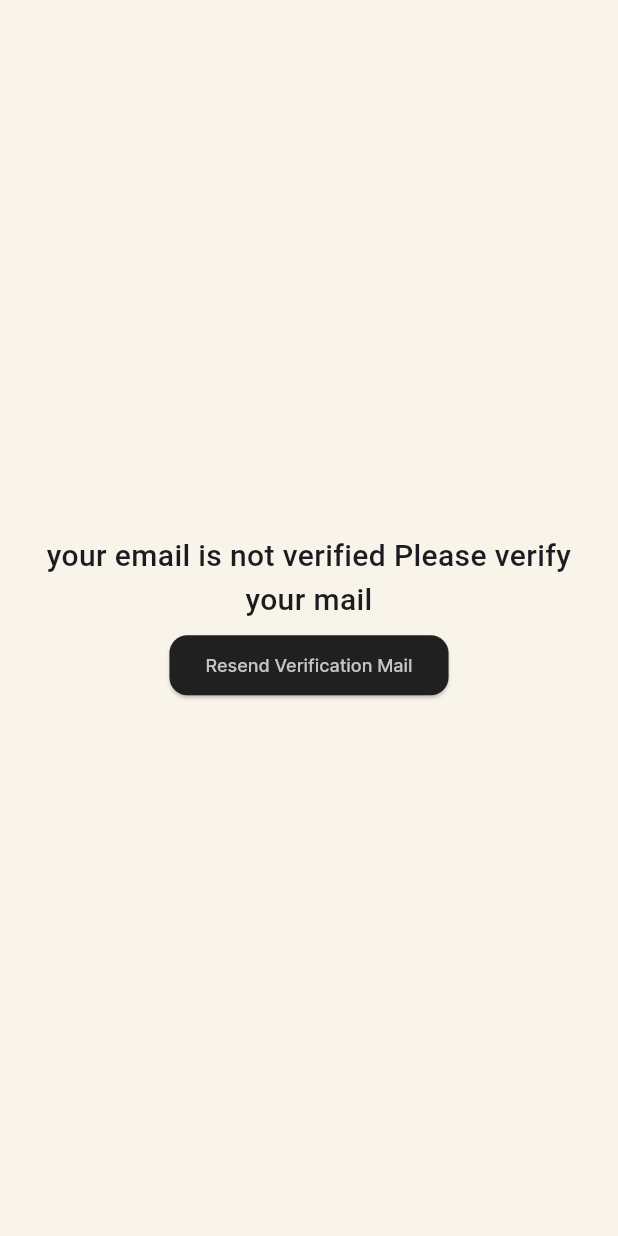
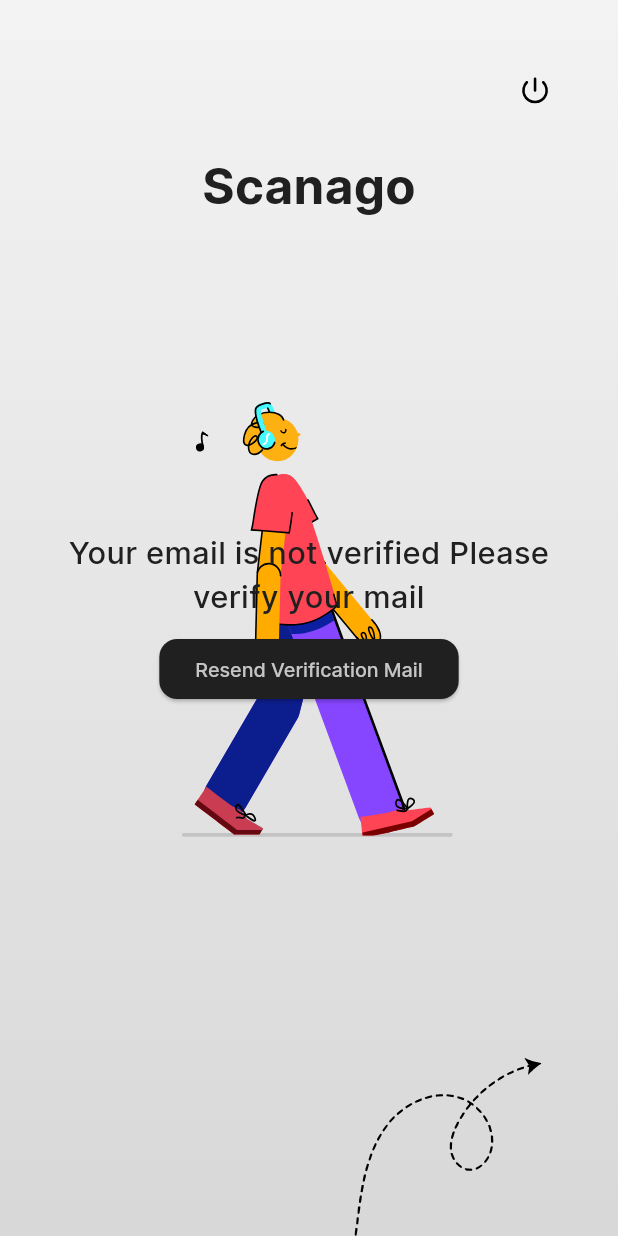
Before and after one commit to om13rajpal/scanago, a Flutter app: the VerifyMail screen opened directly with empty values, on a phone screen of 412 x 824 dp. Run offline on Flutter 3.47's test engine with Material 3 defaults, Android fonts, the phone set to English and light mode, and no system bars; drawn by our look-alikes of lottie; our stand-ins replace flutter_svg, fluttertoast, image_picker, jwt_decoder, qr_flutter, shared_preferences; missing offline and left inert: simple_barcode_scanner; accounts and stored records are empty; Roboto replaces fonts that are missing (monkey).

Commit message:
designed the verify mail page

```diff
--- a/lib/verify_mail.dart
+++ b/lib/verify_mail.dart
@@ -1,8 +1,11 @@
 import 'dart:convert';
 import 'package:flutter/material.dart';
+import 'package:flutter_svg/svg.dart';
 import 'package:fluttertoast/fluttertoast.dart';
+import 'package:lottie/lottie.dart';
 import 'package:scanago/templates/button.dart';
 import 'package:http/http.dart' as http;
+import 'package:scanago/utils/logout.dart';
 
 class VerifyMail extends StatefulWidget {
   final String email;
@@ -41,23 +44,69 @@
       body: Container(
         width: MediaQuery.of(context).size.width,
         height: MediaQuery.of(context).size.height,
-        padding: const EdgeInsets.all(20),
-        color: const Color(0xFFF8F4EA),
+        decoration: const BoxDecoration(
+          gradient: LinearGradient(
+            colors: [Color(0xfff3f3f3), Color(0xffd8d8d8)],
+            begin: Alignment.topCenter,
+            end: Alignment.bottomCenter,
+          ),
+        ),
+        padding: const EdgeInsets.only(left: 25, right: 25),
         child: Center(
           child: Column(
             mainAxisAlignment: MainAxisAlignment.center,
             crossAxisAlignment: CrossAxisAlignment.center,
             children: [
-              const Text(
-                'your email is not verified Please verify your mail',
+              SizedBox(
+                height: MediaQuery.of(context).size.height,
+                child: Stack(
+                  alignment: Alignment.center,
+                  children: [
+                    Positioned(
+                      top: 50,
+                      right: 20,
+                      child: Row(
+                        mainAxisAlignment: MainAxisAlignment.end,
+                        children: [
+                          InkWell(
+                            onTap: () {
+                              logout(context);
+                            },
+                            child: SvgPicture.asset(
+                              width: MediaQuery.of(context).size.width * 0.05,
+                              'assets/images/logout-light.svg',
+                            ),
+                          ),
+                        ],
+                      ),
+                    ),
+                    Positioned(
+                      top: 100,
+                        child: Text(
+                      'Scanago',
                       style: TextStyle(
-                    fontFamily: 'monkey',
-                    fontSize: 20,
+                          fontFamily: 'inter',
+                          fontWeight: FontWeight.w700,
+                          fontSize: MediaQuery.of(context).size.width * 0.08,
+                          color: const Color(0xff202020)),
+                    )),
+                    LottieBuilder.asset('assets/lottie/man.json'),
+                    Column(
+                      mainAxisAlignment: MainAxisAlignment.center,
+                      crossAxisAlignment: CrossAxisAlignment.center,
+                      children: [
+                        Text(
+                          'Your email is not verified Please verify your mail',
+                          style: TextStyle(
+                              fontFamily: 'inter',
+                              color: const Color(0xff202020),
+                              fontSize:
+                                  MediaQuery.of(context).size.width * 0.05,
                               fontWeight: FontWeight.w500),
                           textAlign: TextAlign.center,
                         ),
                         const SizedBox(
-                height: 5,
+                          height: 10,
                         ),
                         Button(
                             text: 'Resend Verification Mail',
@@ -65,7 +114,19 @@
                               sendVerificationMail();
                             },
                             radius: 12,
-                  fontSize: 12)
+                            fontSize: MediaQuery.of(context).size.width * 0.032)
+                      ],
+                    ),
+                    Positioned(
+                        bottom: 0,
+                        right: 15,
+                        child: SvgPicture.asset(
+                          'assets/images/arrow.svg',
+                          width: MediaQuery.of(context).size.width * 0.6,
+                        ))
+                  ],
+                ),
+              ),
             ],
           ),
         ),
```
Lines whose indentation alone changed are shown as unchanged.
